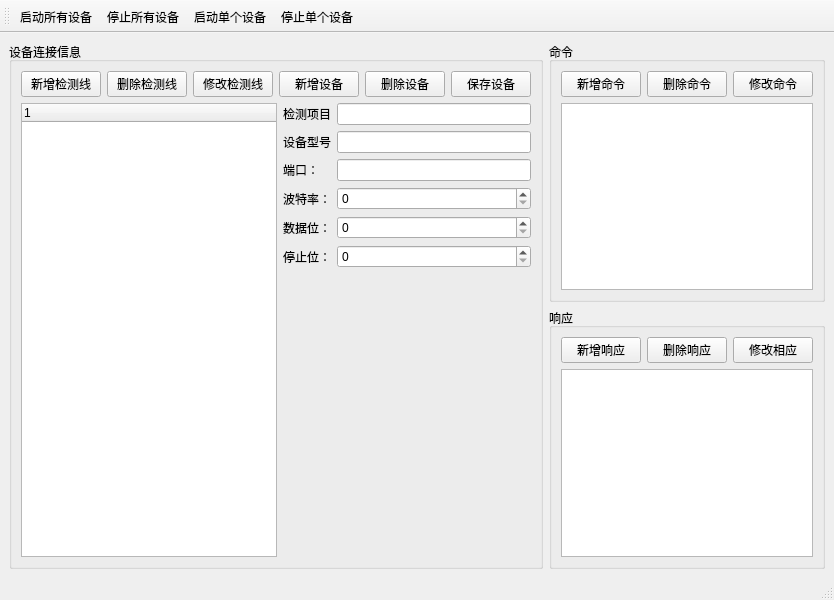
Qt form kdCarCheckDevSimulator/kdCarCheckDevSimulator.ui (bkdwei/kdCarCheckDevSimulator) before a commit.
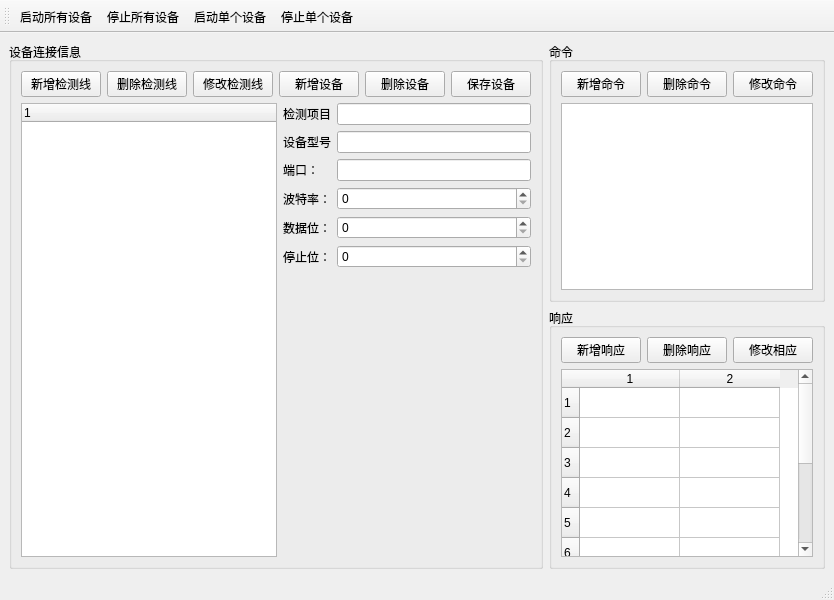
The same form after that commit.

Diff of the .ui file:
```diff
--- a/kdCarCheckDevSimulator/kdCarCheckDevSimulator.ui
+++ b/kdCarCheckDevSimulator/kdCarCheckDevSimulator.ui
@@ -218,7 +218,26 @@
           </layout>
          </item>
          <item>
-          <widget class="QTableWidget" name="tw_reply"/>
+          <widget class="QTableWidget" name="tw_reply">
+           <property name="rowCount">
+            <number>10</number>
+           </property>
+           <property name="columnCount">
+            <number>2</number>
+           </property>
+           <row/>
+           <row/>
+           <row/>
+           <row/>
+           <row/>
+           <row/>
+           <row/>
+           <row/>
+           <row/>
+           <row/>
+           <column/>
+           <column/>
+          </widget>
          </item>
         </layout>
        </widget>
```
